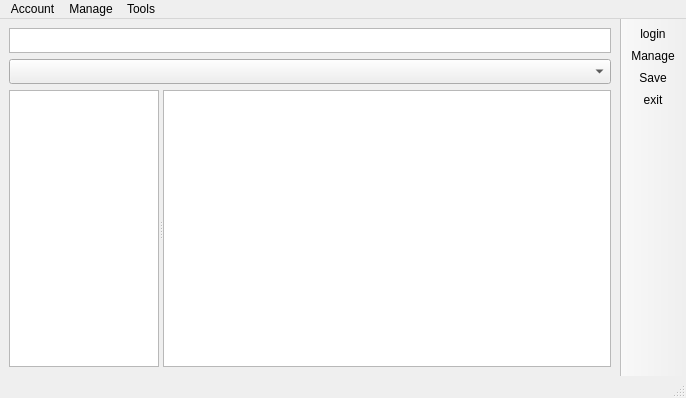
The window that maplibrary.ui (mat-mot/ap-final-project) describes before a commit, drawn with Qt 5.
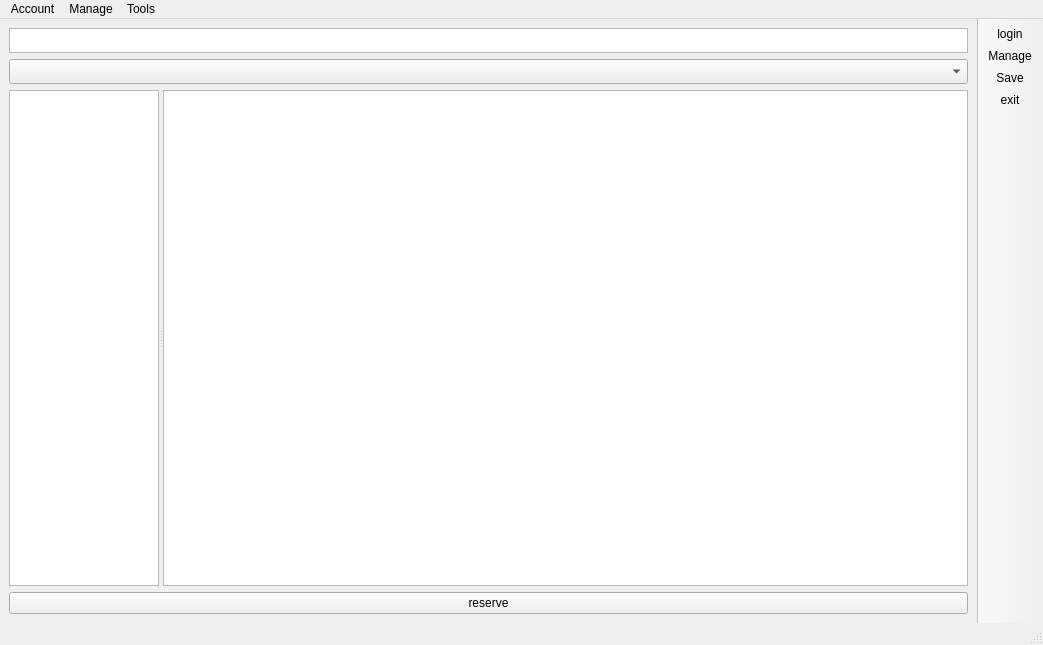
The same window after the commit. Icons and pictures are not drawn.

Diff of the .ui file:
```diff
--- a/maplibrary.ui
+++ b/maplibrary.ui
@@ -6,8 +6,8 @@
    <rect>
     <x>0</x>
     <y>0</y>
-    <width>686</width>
-    <height>398</height>
+    <width>1043</width>
+    <height>645</height>
    </rect>
   </property>
   <property name="acceptDrops">
@@ -75,6 +75,13 @@
       <widget class="QPlainTextEdit" name="ptedetails"/>
      </widget>
     </item>
+    <item>
+     <widget class="QPushButton" name="btnreserve">
+      <property name="text">
+       <string>reserve</string>
+      </property>
+     </widget>
+    </item>
    </layout>
   </widget>
   <widget class="QMenuBar" name="menubar">
@@ -82,7 +89,7 @@
     <rect>
      <x>0</x>
      <y>0</y>
-     <width>686</width>
+     <width>1043</width>
      <height>25</height>
     </rect>
    </property>
```
Left out of the diff: 105 changed lines with no effect on the pictures.
